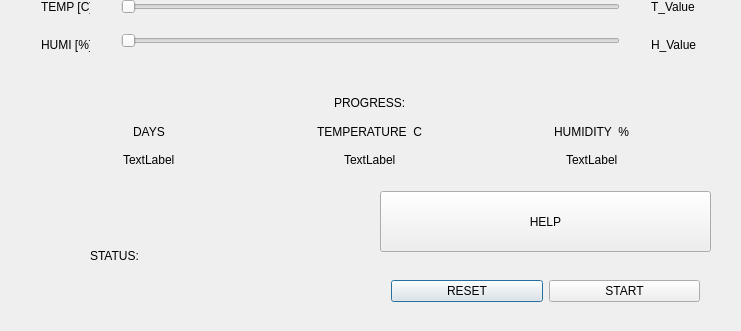
First picture: the form in dialog.ui, repository gvesic96/rpi_incubator, before the edit; both pictures show x 0 to 741 and y 329 to 660 of the 741 by 660 pixel window.
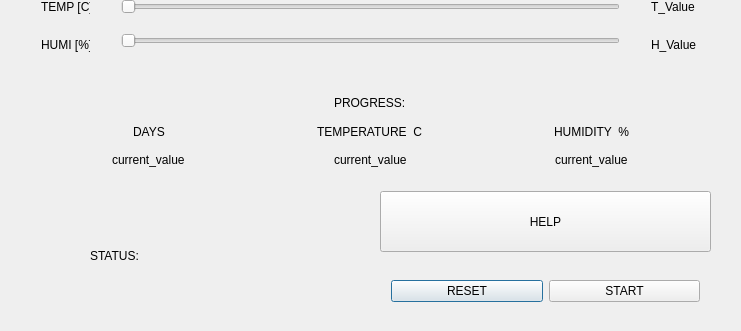
Second picture: the form after the edit. Icons and pictures are not drawn.

Diff of the .ui file:
```diff
--- a/dialog.ui
+++ b/dialog.ui
@@ -206,14 +206,14 @@
     <item row="2" column="0" alignment="Qt::AlignHCenter">
      <widget class="QLabel" name="label_14">
       <property name="text">
-       <string>TextLabel</string>
+       <string>current_value</string>
       </property>
      </widget>
     </item>
     <item row="2" column="1" alignment="Qt::AlignHCenter">
      <widget class="QLabel" name="label_15">
       <property name="text">
-       <string>TextLabel</string>
+       <string>current_value</string>
       </property>
       <property name="textFormat">
        <enum>Qt::AutoText</enum>
@@ -223,7 +223,7 @@
     <item row="2" column="2" alignment="Qt::AlignHCenter">
      <widget class="QLabel" name="label_16">
       <property name="text">
-       <string>TextLabel</string>
+       <string>current_value</string>
       </property>
      </widget>
     </item>
```
